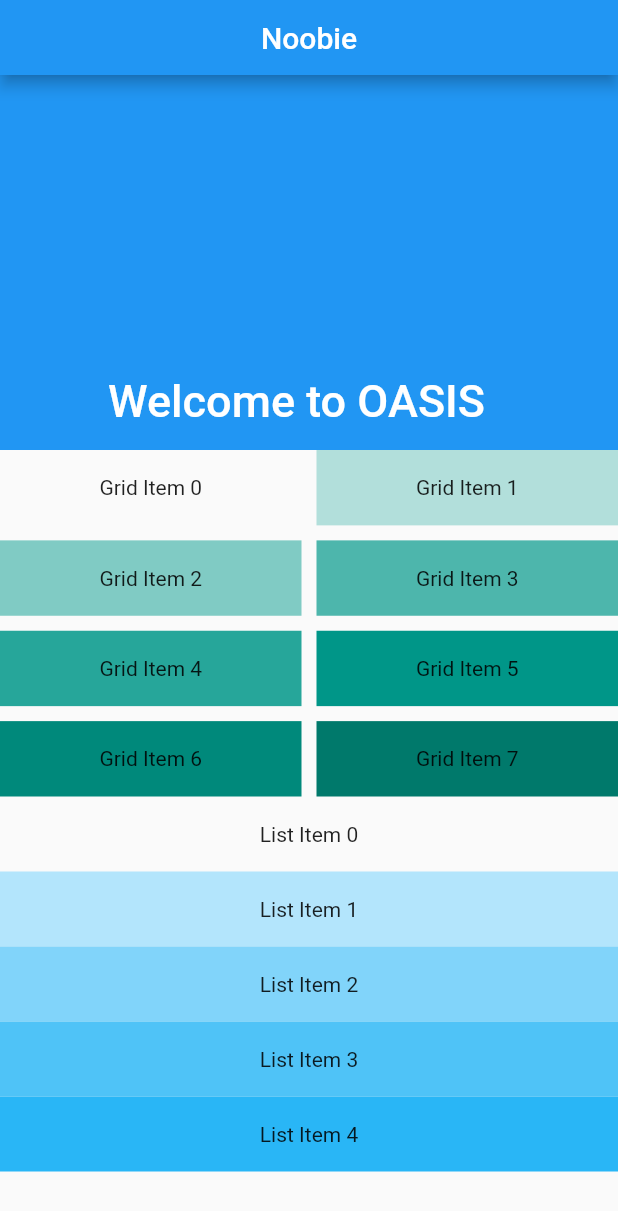
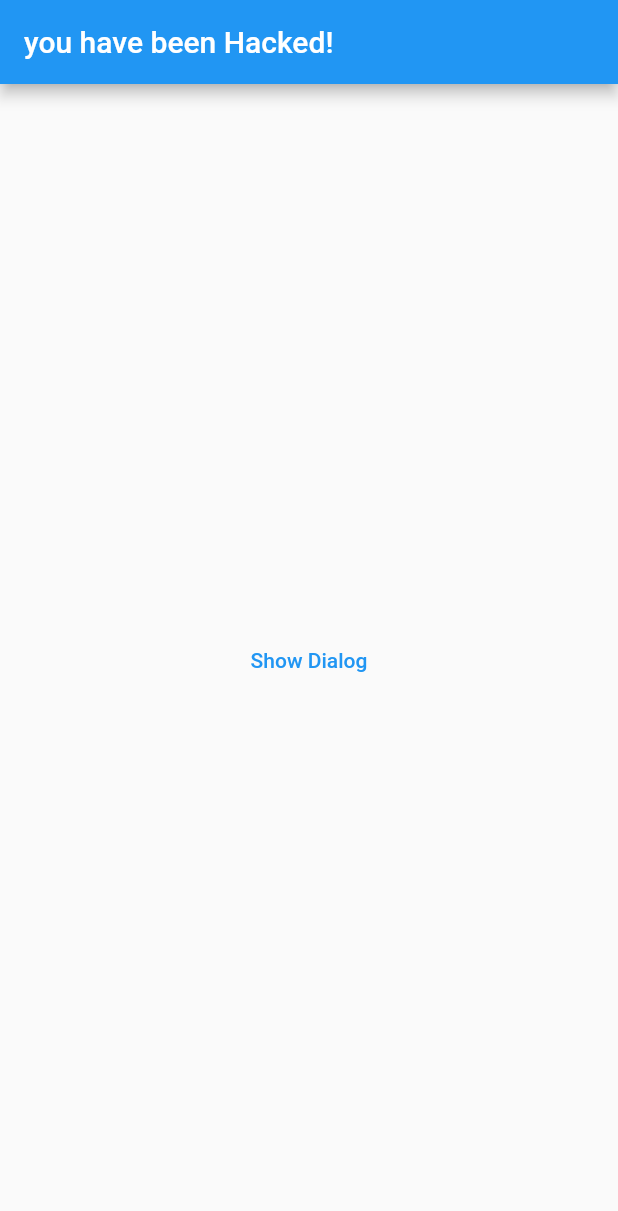
Before and after one commit to samxc/Noobie, a Flutter app: the screen it shows after launch, on a phone screen of 412 x 824 dp. Shown: the top 1211 px of the screen. Run offline on Flutter 3.47's test engine with Material 2 defaults, Android fonts, the phone set to English and light mode, and no system bars.

Commit message:
changes made at main.dar file

```diff
--- a/lib/main.dart
+++ b/lib/main.dart
@@ -12,54 +12,37 @@ class MyApp extends StatelessWidget {
     return MaterialApp(
       title: title,
       home: Scaffold(
-          appBar: AppBar(
-            title: const Text(title),
-            centerTitle: true,
-            toolbarHeight: 50,
-          ),
-          body: CustomScrollView(
-            slivers: <Widget>[
-              const SliverAppBar(
-                pinned: true,
-                expandedHeight: 250.0,
-                flexibleSpace: FlexibleSpaceBar(
-                  title: Text('Welcome to OASIS'),
-                ),
-              ),
-              SliverGrid(
-                gridDelegate: const SliverGridDelegateWithMaxCrossAxisExtent(
-                  maxCrossAxisExtent: 200.0,
-                  mainAxisSpacing: 10.0,
-                  crossAxisSpacing: 10.0,
-                  childAspectRatio: 4.0,
-                ),
-                delegate: SliverChildBuilderDelegate(
-                  (BuildContext context, int index) {
-                    return Container(
-                      alignment: Alignment.center,
-                      color: Colors.teal[100 * (index % 9)],
-                      child: Text('Grid Item $index'),
-                    );
-                  },
-                  childCount: 8,
-                ),
-              ),
-              SliverFixedExtentList(
-                itemExtent: 50.0,
-                delegate: SliverChildBuilderDelegate(
-                  (BuildContext context, int index) {
-                    return Container(
-                      height: 450,
-                      alignment: Alignment.center,
-                      color: Colors.lightBlue[100 * (index % 9)],
-                      child: Text('List Item $index'),
-                    );
-                  },
-                  childCount: 5,
-                ),
-              ),
-            ],
-          )),
+        appBar: AppBar(
+          title: const Text('you have been Hacked!'),
+        ),
+        body: const Center(
+          child: DialogExample(),
+        ),
+      ),
     );
   }
 }
+
+class DialogExample extends StatelessWidget {
+  const DialogExample({super.key});
+
+  @override
+  Widget build(BuildContext context) {
+    return TextButton(
+      onPressed: () => showDialog<String>(
+        context: context,
+        builder: (BuildContext context) => AlertDialog(
+          title: const Text('AlertDialog description'),
+          content: const Text('Oh no , you have been hacked!! please report'),
+          actions: <Widget>[
+            TextButton(
+              onPressed: () => Navigator.pop(context, 'Cancel'),
+              child: const Text('Cancel'),
+            )
+          ],
+        ),
+      ),
+      child: const Text('Show Dialog'),
+    );
+  }
+}
```
